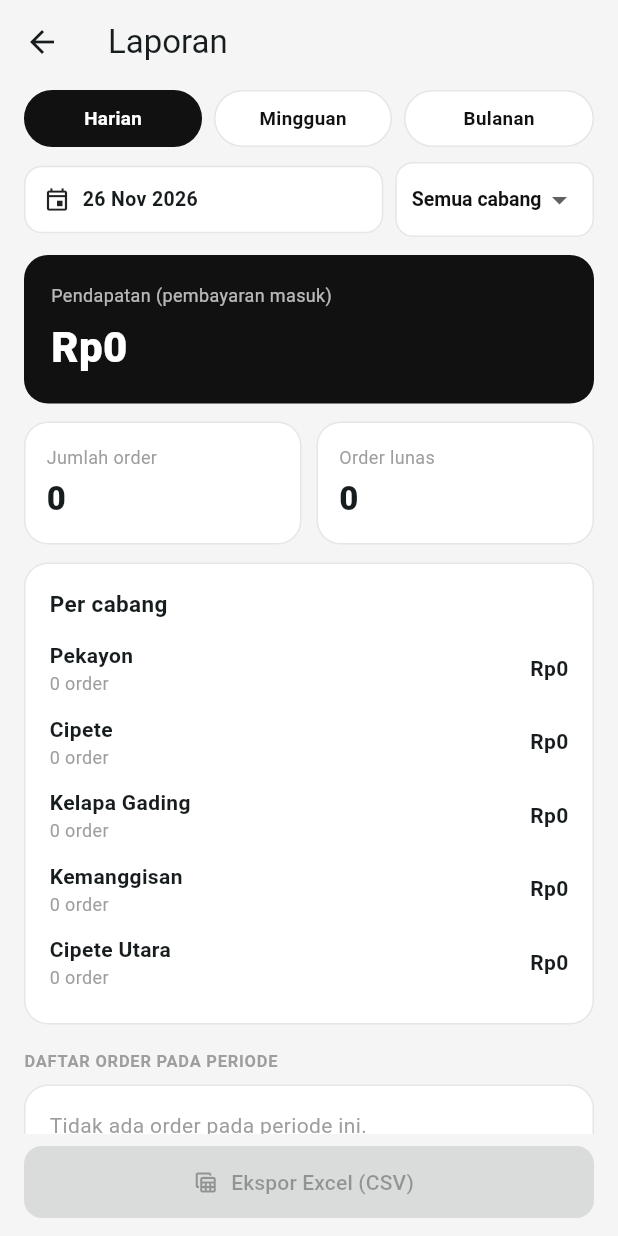
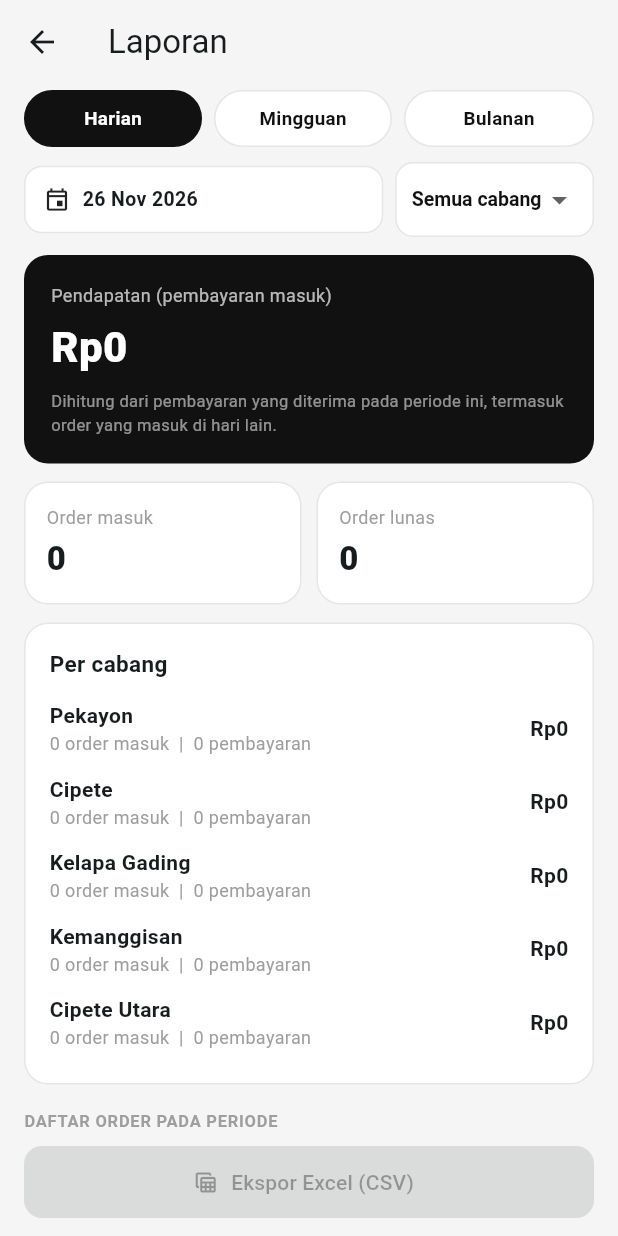
Before and after one commit to rivaldyhasan/kasir_laundry, a Flutter app: the LaporanScreen screen opened directly, on a phone screen of 412 x 824 dp. Run offline on Flutter 3.47's test engine with Material 3 defaults, Android fonts, the phone set to English and light mode, and no system bars; our stand-ins replace image_picker, share_plus, shared_preferences; accounts and stored records are empty.

Commit message:
setelah perbaikan refresh

```diff
--- a/lib/screens/laporan_screen.dart
+++ b/lib/screens/laporan_screen.dart
@@ -51,8 +51,7 @@ class _LaporanScreenState extends State<LaporanScreen> {
         context: context,
         initialDate: _acuan,
         firstDate: DateTime(2025),
-      lastDate: DateTime.now().add(const Duration(days: 1)),
-    );
+        lastDate: DateTime.now().add(const Duration(days: 1)));
     if (d != null) setState(() => _acuan = d);
   }
 
@@ -60,10 +59,7 @@ class _LaporanScreenState extends State<LaporanScreen> {
     if (kIsWeb) {
       await Clipboard.setData(ClipboardData(text: _s.laporanCsv(l)));
       if (!mounted) return;
-      snack(
-        context,
-        'CSV disalin ke clipboard. Tempel ke Excel/Notepad lalu simpan.',
-      );
+      snack(context, 'CSV disalin ke clipboard. Tempel ke Excel/Notepad lalu simpan.');
       return;
     }
     try {
@@ -75,8 +71,7 @@ class _LaporanScreenState extends State<LaporanScreen> {
 
       if (desktop) {
         // Di laptop: simpan ke folder Downloads lalu buka dengan Excel.
-        final dir =
-            await getDownloadsDirectory() ??
+        final dir = await getDownloadsDirectory() ??
             await getApplicationDocumentsDirectory();
         final f = File('${dir.path}${Platform.pathSeparator}$nama');
         await f.writeAsString(_s.laporanCsv(l));
@@ -90,13 +85,10 @@ class _LaporanScreenState extends State<LaporanScreen> {
       final dir = await getTemporaryDirectory();
       final f = File('${dir.path}/$nama');
       await f.writeAsString(_s.laporanCsv(l));
-      await SharePlus.instance.share(
-        ShareParams(
+      await SharePlus.instance.share(ShareParams(
           files: [XFile(f.path, mimeType: 'text/csv', name: nama)],
           fileNameOverrides: [nama],
-          subject: nama,
-        ),
-      );
+          subject: nama));
     } catch (e) {
       if (!mounted) return;
       snack(context, 'Gagal mengekspor: $e');
@@ -110,6 +102,13 @@ class _LaporanScreenState extends State<LaporanScreen> {
       builder: (context, _) {
         final (dari, sampai) = _rentang;
         final l = _s.laporan(dari: dari, sampai: sampai, idCabang: _cabang);
+        int pembayaranCabang(int idCabang) => _s.pembayaran.where((b) {
+              final p = _s.pesananById(b.idPesanan);
+              return p != null &&
+                  p.idCabang == idCabang &&
+                  !b.waktuBayar.isBefore(dari) &&
+                  b.waktuBayar.isBefore(sampai);
+            }).length;
         return Scaffold(
           appBar: AppBar(title: const Text('Laporan')),
           bottomNavigationBar: SafeArea(
@@ -135,8 +134,7 @@ class _LaporanScreenState extends State<LaporanScreen> {
                         Expanded(
                           child: Padding(
                             padding: EdgeInsets.only(
-                              right: p == Periode.bulanan ? 0 : 8,
-                            ),
+                                right: p == Periode.bulanan ? 0 : 8),
                             child: Pil(
                               switch (p) {
                                 Periode.harian => 'Harian',
@@ -160,9 +158,7 @@ class _LaporanScreenState extends State<LaporanScreen> {
                           borderRadius: BorderRadius.circular(12),
                           child: Container(
                             padding: const EdgeInsets.symmetric(
-                              horizontal: 12,
-                              vertical: 12,
-                            ),
+                                horizontal: 12, vertical: 12),
                             decoration: BoxDecoration(
                               color: Colors.white,
                               borderRadius: BorderRadius.circular(12),
@@ -173,14 +169,11 @@ class _LaporanScreenState extends State<LaporanScreen> {
                                 const Icon(Icons.event_outlined, size: 18),
                                 const SizedBox(width: 8),
                                 Expanded(
-                                  child: Text(
-                                    _labelRentang,
+                                  child: Text(_labelRentang,
                                       overflow: TextOverflow.ellipsis,
                                       style: const TextStyle(
                                           fontWeight: FontWeight.w600,
-                                      fontSize: 13,
-                                    ),
-                                  ),
+                                          fontSize: 13)),
                                 ),
                               ],
                             ),
@@ -201,19 +194,12 @@ class _LaporanScreenState extends State<LaporanScreen> {
                             style: const TextStyle(
                                 color: kHitam,
                                 fontSize: 13,
-                              fontWeight: FontWeight.w600,
-                            ),
+                                fontWeight: FontWeight.w600),
                             items: [
                               const DropdownMenuItem<int?>(
-                                value: null,
-                                child: Text('Semua cabang'),
-                              ),
-                              ..._s.cabang.map(
-                                (c) => DropdownMenuItem<int?>(
-                                  value: c.id,
-                                  child: Text(c.nama),
-                                ),
-                              ),
+                                  value: null, child: Text('Semua cabang')),
+                              ..._s.cabang.map((c) => DropdownMenuItem<int?>(
+                                  value: c.id, child: Text(c.nama))),
                             ],
                             onChanged: (v) => setState(() => _cabang = v),
                           ),
@@ -232,19 +218,20 @@ class _LaporanScreenState extends State<LaporanScreen> {
                     child: Column(
                       crossAxisAlignment: CrossAxisAlignment.start,
                       children: [
-                        const Text(
-                          'Pendapatan (pembayaran masuk)',
-                          style: TextStyle(color: Colors.white70, fontSize: 12),
-                        ),
+                        const Text('Pendapatan (pembayaran masuk)',
+                            style:
+                                TextStyle(color: Colors.white70, fontSize: 12)),
                         const SizedBox(height: 6),
-                        Text(
-                          rupiah(l.pendapatan),
+                        Text(rupiah(l.pendapatan),
                             style: const TextStyle(
                                 color: Colors.white,
                                 fontSize: 28,
-                            fontWeight: FontWeight.w800,
-                          ),
-                        ),
+                                fontWeight: FontWeight.w800)),
+                        const SizedBox(height: 8),
+                        const Text(
+                            'Dihitung dari pembayaran yang diterima pada periode ini, termasuk order yang masuk di hari lain.',
+                            style:
+                                TextStyle(color: Colors.white54, fontSize: 11)),
                       ],
                     ),
                   ),
@@ -252,7 +239,7 @@ class _LaporanScreenState extends State<LaporanScreen> {
                   Row(
                     children: [
                       Expanded(
-                        child: _Angka('Jumlah order', '${l.pesanan.length}'),
+                        child: _Angka('Order masuk', '${l.pesanan.length}'),
                       ),
                       const SizedBox(width: 10),
                       Expanded(
@@ -266,13 +253,9 @@ class _LaporanScreenState extends State<LaporanScreen> {
                       child: Column(
                         crossAxisAlignment: CrossAxisAlignment.start,
                         children: [
-                          const Text(
-                            'Per cabang',
+                          const Text('Per cabang',
                               style: TextStyle(
-                              fontWeight: FontWeight.bold,
-                              fontSize: 15,
-                            ),
-                          ),
+                                  fontWeight: FontWeight.bold, fontSize: 15)),
                           const SizedBox(height: 8),
                           for (final c in _s.cabang)
                             Padding(
@@ -284,28 +267,21 @@ class _LaporanScreenState extends State<LaporanScreen> {
                                       crossAxisAlignment:
                                           CrossAxisAlignment.start,
                                       children: [
+                                        Text(c.nama,
+                                            style: const TextStyle(
+                                                fontWeight: FontWeight.w600)),
                                         Text(
-                                          c.nama,
-                                          style: const TextStyle(
-                                            fontWeight: FontWeight.w600,
-                                          ),
-                                        ),
-                                        Text(
-                                          '${l.orderPerCabang[c.id] ?? 0} order',
+                                            '${l.orderPerCabang[c.id] ?? 0} order masuk  |  ${pembayaranCabang(c.id)} pembayaran',
                                             style: const TextStyle(
                                                 color: Colors.grey,
-                                            fontSize: 12,
-                                          ),
-                                        ),
+                                                fontSize: 12)),
                                       ],
                                     ),
                                   ),
                                   Text(
                                       rupiah(l.pendapatanPerCabang[c.id] ?? 0),
                                       style: const TextStyle(
-                                      fontWeight: FontWeight.w700,
-                                    ),
-                                  ),
+                                          fontWeight: FontWeight.w700)),
                                 ],
                               ),
                             ),
@@ -320,10 +296,8 @@ class _LaporanScreenState extends State<LaporanScreen> {
                   ),
                   if (l.pesanan.isEmpty)
                     const Panel(
-                      child: Text(
-                        'Tidak ada order pada periode ini.',
-                        style: TextStyle(color: Colors.grey),
-                      ),
+                      child: Text('Tidak ada order pada periode ini.',
+                          style: TextStyle(color: Colors.grey)),
                     ),
                   for (final p in l.pesanan)
                     Panel(
@@ -337,35 +311,23 @@ class _LaporanScreenState extends State<LaporanScreen> {
                                 Text(
                                     _s.pelangganById(p.idPelanggan)?.nama ?? '-',
                                     style: const TextStyle(
-                                    fontWeight: FontWeight.w600,
-                                  ),
-                                ),
-                                Text(
-                                  p.noPesanan,
+                                        fontWeight: FontWeight.w600)),
+                                Text(p.noPesanan,
                                     style: const TextStyle(
-                                    color: Colors.grey,
-                                    fontSize: 12,
-                                  ),
-                                ),
+                                        color: Colors.grey, fontSize: 12)),
                                 Text(
                                     '${_s.cabangById(p.idCabang)?.nama ?? '-'}  |  ${tglJam(p.tanggalMasuk)}',
                                     style: const TextStyle(
-                                    color: Colors.grey,
-                                    fontSize: 11.5,
-                                  ),
-                                ),
+                                        color: Colors.grey, fontSize: 11.5)),
                               ],
                             ),
                           ),
                           Column(
                             crossAxisAlignment: CrossAxisAlignment.end,
                             children: [
-                              Text(
-                                rupiah(p.totalBiaya),
+                              Text(rupiah(p.totalBiaya),
                                   style: const TextStyle(
-                                  fontWeight: FontWeight.w700,
-                                ),
-                              ),
+                                      fontWeight: FontWeight.w700)),
                               const SizedBox(height: 4),
                               StatusChip(p.status),
                             ],
@@ -400,10 +362,9 @@ class _Angka extends StatelessWidget {
           children: [
             Text(label, style: const TextStyle(color: Colors.grey, fontSize: 12)),
             const SizedBox(height: 4),
-        Text(
-          nilai,
-          style: const TextStyle(fontSize: 22, fontWeight: FontWeight.w800),
-        ),
+            Text(nilai,
+                style:
+                    const TextStyle(fontSize: 22, fontWeight: FontWeight.w800)),
           ],
         ),
       );
```
Also changed, not shown: lib/main.dart (+8 -17 lines), lib/screens/home_screen.dart (+12 -2 lines), lib/utils/bingkai_hp.dart (added, +146 -0 lines). Lines whose indentation alone changed are shown as unchanged.
